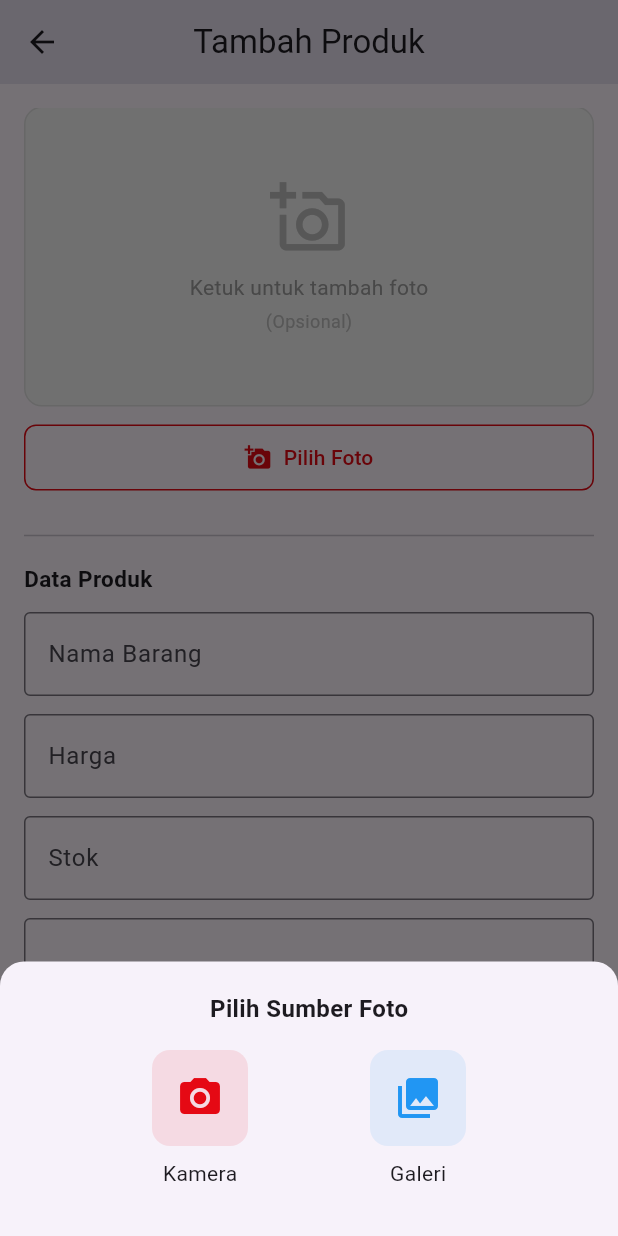
After one commit to bintangnabil33/kasir, a Flutter app: the FormProdukView screen opened directly, scrolled down 32 dp, after a tap on "Ketuk untuk tambah foto", on a phone screen of 412 x 824 dp. The commit adds this screen. Run offline on Flutter 3.47's test engine with Material 3 defaults, Android fonts, the phone set to English and light mode, and no system bars; our stand-ins replace image_picker, shared_preferences; accounts and stored records are empty.

Commit message:
tambah fitur crud produk

```diff
--- a/lib/models/response_data_list.dart
+++ b/lib/models/response_data_list.dart
@@ -1,7 +1,11 @@
-class ResponseDataList {
-  bool? status;
+class ResponseDataList<T> {
+  bool status;
   String? message;
-  List<dynamic>? data;
+  List<T>? data;
 
-  ResponseDataList({this.status, this.message, this.data});
+  ResponseDataList({
+    required this.status,
+    this.message,
+    this.data,
+  });
 }
--- /dev/null
+++ b/lib/views/form_produk.dart
@@ -0,0 +1,338 @@
+import 'dart:io';
+import 'package:flutter/material.dart';
+import 'package:image_picker/image_picker.dart';
+import '../models/produk_model.dart';
+import '../models/response_data_map.dart';
+import '../services/produk_services.dart';
+import '../services/url.dart';
+
+class FormProdukView extends StatefulWidget {
+  // null = Tambah, ada isi = Edit
+  final ProdukModel? produk;
+
+  const FormProdukView({super.key, this.produk});
+
+  @override
+  State<FormProdukView> createState() => _FormProdukViewState();
+}
+
+class _FormProdukViewState extends State<FormProdukView> {
+  final ProdukServices produkServices = ProdukServices();
+  final formKey = GlobalKey<FormState>();
+  final ImagePicker _picker = ImagePicker();
+
+  late TextEditingController nama;
+  late TextEditingController harga;
+  late TextEditingController stok;
+  late TextEditingController deskripsi;
+
+  File? _selectedFoto;
+  bool isLoading = false;
+
+  // Cek mode: true = edit, false = tambah
+  bool get isEdit => widget.produk != null;
+
+  @override
+  void initState() {
+    super.initState();
+    // Kalau edit, isi data lama. Kalau tambah, kosong.
+    nama      = TextEditingController(text: widget.produk?.namaBarang ?? "");
+    harga     = TextEditingController(text: widget.produk?.harga.toString() ?? "");
+    stok      = TextEditingController(text: widget.produk?.stok.toString() ?? "");
+    deskripsi = TextEditingController(text: widget.produk?.deskripsi ?? "");
+  }
+
+  // ===== PILIH FOTO =====
+  Future<void> _pilihFoto(ImageSource source) async {
+    try {
+      final XFile? picked = await _picker.pickImage(
+        source: source, imageQuality: 80, maxWidth: 1024,
+      );
+      if (picked != null) setState(() => _selectedFoto = File(picked.path));
+    } catch (e) {
+      if (!mounted) return;
+      ScaffoldMessenger.of(context).showSnackBar(
+        SnackBar(content: Text("Gagal memilih foto: $e")),
+      );
+    }
+  }
+
+  // ===== BOTTOM SHEET =====
+  void _showPilihFotoSheet() {
+    showModalBottomSheet(
+      context: context,
+      shape: const RoundedRectangleBorder(
+        borderRadius: BorderRadius.vertical(top: Radius.circular(16)),
+      ),
+      builder: (_) => Padding(
+        padding: const EdgeInsets.all(20),
+        child: Column(
+          mainAxisSize: MainAxisSize.min,
+          children: [
+            const Text("Pilih Sumber Foto",
+                style: TextStyle(fontSize: 16, fontWeight: FontWeight.bold)),
+            const SizedBox(height: 16),
+            Row(
+              mainAxisAlignment: MainAxisAlignment.spaceEvenly,
+              children: [
+                _sourceButton("Kamera", Icons.camera_alt, const Color(0xFFE50914),
+                    () { Navigator.pop(context); _pilihFoto(ImageSource.camera); }),
+                _sourceButton("Galeri", Icons.photo_library, Colors.blue,
+                    () { Navigator.pop(context); _pilihFoto(ImageSource.gallery); }),
+              ],
+            ),
+            const SizedBox(height: 12),
+          ],
+        ),
+      ),
+    );
+  }
+
+  Widget _sourceButton(String label, IconData icon, Color color, VoidCallback onTap) {
+    return GestureDetector(
+      onTap: onTap,
+      child: Column(
+        children: [
+          Container(
+            padding: const EdgeInsets.all(16),
+            decoration: BoxDecoration(
+              color: color.withOpacity(0.1),
+              borderRadius: BorderRadius.circular(12),
+            ),
+            child: Icon(icon, color: color, size: 32),
+          ),
+          const SizedBox(height: 8),
+          Text(label),
+        ],
+      ),
+    );
+  }
+
+  // ===== SIMPAN (tambah atau edit) =====
+  Future<void> simpan() async {
+    if (!formKey.currentState!.validate()) return;
+    setState(() => isLoading = true);
+
+    ResponseDataMap response = await produkServices.simpanProduk(
+      nama:      nama.text,
+      harga:     harga.text,
+      stok:      stok.text,
+      deskripsi: deskripsi.text,
+      foto:      _selectedFoto,
+      id:        widget.produk?.id, // null = insert, ada = update
+    );
+
+    if (!mounted) return;
+    setState(() => isLoading = false);
+
+    ScaffoldMessenger.of(context).showSnackBar(
+      SnackBar(
+        content: Text(response.message ?? ""),
+        backgroundColor: response.status ? Colors.green : Colors.red,
+      ),
+    );
+
+    if (response.status == true) Navigator.pop(context, true);
+  }
+
+  @override
+  void dispose() {
+    nama.dispose(); harga.dispose(); stok.dispose(); deskripsi.dispose();
+    super.dispose();
+  }
+
+  @override
+  Widget build(BuildContext context) {
+    // Build URL gambar lama (hanya saat mode edit)
+    String imageUrl = '';
+    if (isEdit && widget.produk!.image != null && widget.produk!.image!.isNotEmpty) {
+      final cleanPath = widget.produk!.image!.startsWith('/')
+          ? widget.produk!.image!.substring(1)
+          : widget.produk!.image!;
+      final encoded = cleanPath.split('/').map(Uri.encodeComponent).join('/');
+      imageUrl = '$BaseUrlTanpaAPI/$encoded';
+    }
+    final adaFotoLama = imageUrl.isNotEmpty;
+
+    return Scaffold(
+      appBar: AppBar(
+        // Judul otomatis sesuai mode
+        title: Text(isEdit ? "Edit Produk" : "Tambah Produk"),
+        centerTitle: true,
+      ),
+      body: Padding(
+        padding: const EdgeInsets.all(16),
+        child: Form(
+          key: formKey,
+          child: ListView(
+            children: [
+
+              // ===== SEKSI FOTO =====
+              const Text("Foto Produk",
+                  style: TextStyle(fontSize: 15, fontWeight: FontWeight.w600)),
+              const SizedBox(height: 10),
+
+              // Preview foto
+              GestureDetector(
+                onTap: _showPilihFotoSheet,
+                child: Container(
+                  height: 200,
+                  decoration: BoxDecoration(
+                    color: Colors.grey.shade100,
+                    borderRadius: BorderRadius.circular(12),
+                    border: Border.all(
+                      color: _selectedFoto != null
+                          ? const Color(0xFFE50914)
+                          : Colors.grey.shade300,
+                      width: _selectedFoto != null ? 2 : 1,
+                    ),
+                  ),
+                  child: ClipRRect(
+                    borderRadius: BorderRadius.circular(12),
+                    child: _selectedFoto != null
+                        // Foto baru yang dipilih
+                        ? Image.file(_selectedFoto!, fit: BoxFit.cover,
+                            width: double.infinity)
+                        : adaFotoLama
+                            // Foto lama dari server (mode edit)
+                            ? Image.network(imageUrl, fit: BoxFit.cover,
+                                width: double.infinity,
+                                errorBuilder: (_, __, ___) => const Center(
+                                  child: Icon(Icons.broken_image,
+                                      size: 52, color: Colors.grey),
+                                ))
+                            // Tidak ada foto
+                            : Column(
+                                mainAxisAlignment: MainAxisAlignment.center,
+                                children: [
+                                  Icon(Icons.add_a_photo_outlined,
+                                      size: 52, color: Colors.grey.shade400),
+                                  const SizedBox(height: 10),
+                                  Text("Ketuk untuk tambah foto",
+                                      style: TextStyle(
+                                          color: Colors.grey.shade500,
+                                          fontSize: 14)),
+                                  const SizedBox(height: 4),
+                                  Text("(Opsional)",
+                                      style: TextStyle(
+                                          color: Colors.grey.shade400,
+                                          fontSize: 12)),
+                                ],
+                              ),
+                  ),
+                ),
+              ),
+              const SizedBox(height: 10),
+
+              // Tombol pilih / ganti foto
+              Row(
+                children: [
+                  Expanded(
+                    child: OutlinedButton.icon(
+                      onPressed: _showPilihFotoSheet,
+                      icon: const Icon(Icons.add_a_photo),
+                      label: Text(adaFotoLama || _selectedFoto != null
+                          ? "Ganti Foto"
+                          : "Pilih Foto"),
+                      style: OutlinedButton.styleFrom(
+                        foregroundColor: const Color(0xFFE50914),
+                        side: const BorderSide(color: Color(0xFFE50914)),
+                        padding: const EdgeInsets.symmetric(vertical: 12),
+                        shape: RoundedRectangleBorder(
+                            borderRadius: BorderRadius.circular(8)),
+                      ),
+                    ),
+                  ),
+                  if (_selectedFoto != null) ...[
+                    const SizedBox(width: 10),
+                    Expanded(
+                      child: OutlinedButton.icon(
+                        onPressed: () => setState(() => _selectedFoto = null),
+                        icon: const Icon(Icons.close),
+                        label: const Text("Batal"),
+                        style: OutlinedButton.styleFrom(
+                          foregroundColor: Colors.grey,
+                          side: const BorderSide(color: Colors.grey),
+                          padding: const EdgeInsets.symmetric(vertical: 12),
+                          shape: RoundedRectangleBorder(
+                              borderRadius: BorderRadius.circular(8)),
+                        ),
+                      ),
+                    ),
+                  ],
+                ],
+              ),
+
+              const SizedBox(height: 20),
+              const Divider(),
+              const SizedBox(height: 10),
+
+              // ===== FORM DATA =====
+              const Text("Data Produk",
+                  style: TextStyle(fontSize: 15, fontWeight: FontWeight.w600)),
+              const SizedBox(height: 12),
+
+              TextFormField(
+                controller: nama,
+                decoration: const InputDecoration(
+                    labelText: "Nama Barang", border: OutlineInputBorder()),
+                validator: (v) => v!.isEmpty ? "Tidak boleh kosong" : null,
+              ),
+              const SizedBox(height: 12),
+
+              TextFormField(
+                controller: harga,
+                decoration: const InputDecoration(
+                    labelText: "Harga",
+                    border: OutlineInputBorder(),
+                    prefixText: "Rp "),
+                keyboardType: TextInputType.number,
+                validator: (v) => v!.isEmpty ? "Tidak boleh kosong" : null,
+              ),
+              const SizedBox(height: 12),
+
+              TextFormField(
+                controller: stok,
+                decoration: const InputDecoration(
+                    labelText: "Stok", border: OutlineInputBorder()),
+                keyboardType: TextInputType.number,
+                validator: (v) => v!.isEmpty ? "Tidak boleh kosong" : null,
+              ),
+              const SizedBox(height: 12),
+
+              TextFormField(
+                controller: deskripsi,
+                decoration: const InputDecoration(
+                    labelText: "Deskripsi", border: OutlineInputBorder()),
+                maxLines: 3,
+              ),
+              const SizedBox(height: 24),
+
+              // ===== TOMBOL SIMPAN =====
+              SizedBox(
+                width: double.infinity,
+                height: 48,
+                child: ElevatedButton(
+                  onPressed: isLoading ? null : simpan,
+                  style: ElevatedButton.styleFrom(
+                    backgroundColor: const Color(0xFFE50914),
+                    shape: RoundedRectangleBorder(
+                        borderRadius: BorderRadius.circular(8)),
+                  ),
+                  child: isLoading
+                      ? const CircularProgressIndicator(color: Colors.white)
+                      : Text(
+                          isEdit ? "Update Produk" : "Simpan Produk",
+                          style: const TextStyle(
+                              fontWeight: FontWeight.bold, fontSize: 15),
+                        ),
+                ),
+              ),
+              const SizedBox(height: 20),
+            ],
+          ),
+        ),
+      ),
+    );
+  }
+}
--- a/pubspec.yaml
+++ b/pubspec.yaml
@@ -36,6 +36,7 @@ dependencies:
   cupertino_icons: ^1.0.8
   http: ^1.6.0
   shared_preferences: ^2.5.3
+  image_picker: ^1.0.7
 
 dev_dependencies:
   flutter_test:
```
Also changed, not shown: lib/services/produk_services.dart (+115 -37 lines), lib/views/produk_view.dart (+132 -102 lines), pubspec.lock, 5 other files.
